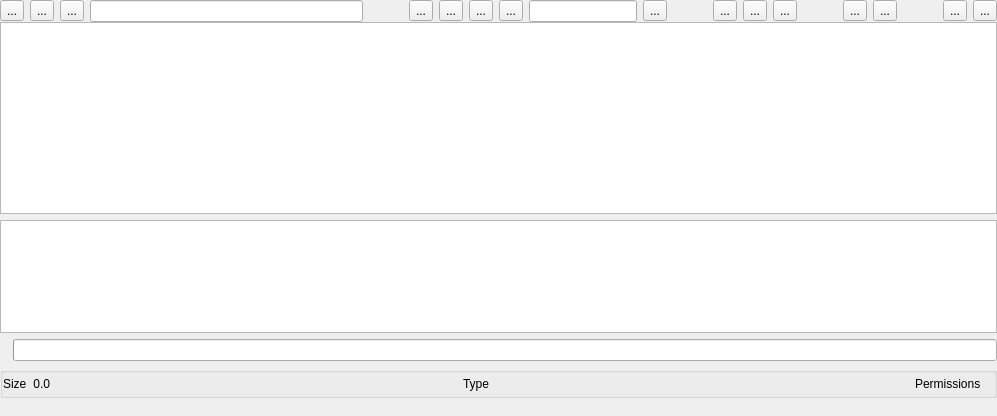
OpenFairWind/FairWindSK, file ui/mydata/Files.ui: the form before one commit.
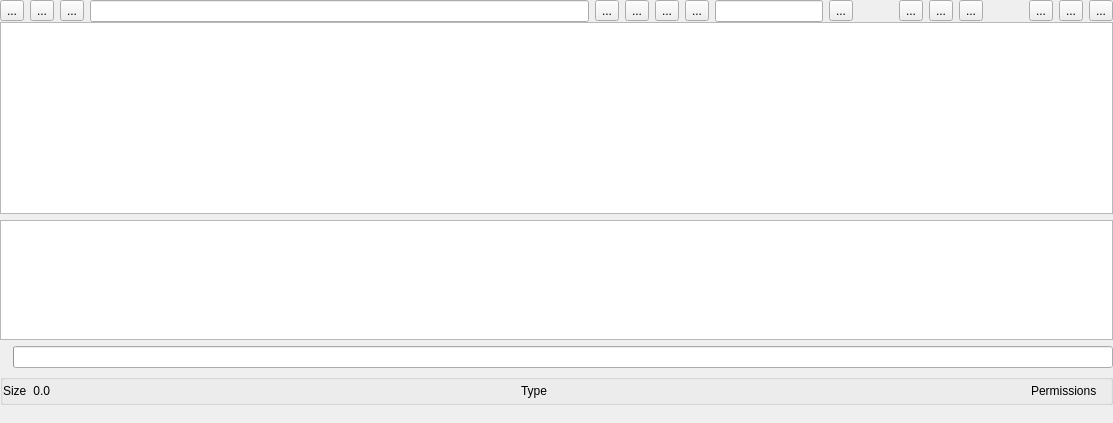
The form after the commit. Icons and pictures are not drawn.

Commit message: Bigger icons

The edit to the form file:
```diff
--- a/ui/mydata/Files.ui
+++ b/ui/mydata/Files.ui
@@ -6,8 +6,8 @@
    <rect>
     <x>0</x>
     <y>0</y>
-    <width>997</width>
-    <height>416</height>
+    <width>1113</width>
+    <height>423</height>
    </rect>
   </property>
   <property name="windowTitle">
@@ -90,19 +90,6 @@
         </property>
        </widget>
       </item>
-      <item>
-       <spacer name="horizontalSpacer_1">
-        <property name="orientation">
-         <enum>Qt::Orientation::Horizontal</enum>
-        </property>
-        <property name="sizeHint" stdset="0">
-         <size>
-          <width>40</width>
-          <height>20</height>
-         </size>
-        </property>
-       </spacer>
-      </item>
       <item>
        <widget class="QToolButton" name="toolButton_Filters">
         <property name="text">
@@ -112,6 +99,12 @@
          <iconset resource="../../resources.qrc">
           <normaloff>:/resources/svg/OpenBridge/filter.svg</normaloff>:/resources/svg/OpenBridge/filter.svg</iconset>
         </property>
+        <property name="iconSize">
+         <size>
+          <width>32</width>
+          <height>32</height>
+         </size>
+        </property>
        </widget>
       </item>
       <item>
@@ -123,6 +116,12 @@
          <iconset resource="../../resources.qrc">
           <normaloff>:/resources/svg/case-sensitive-svgrepo-com.svg</normaloff>:/resources/svg/case-sensitive-svgrepo-com.svg</iconset>
         </property>
+        <property name="iconSize">
+         <size>
+          <width>32</width>
+          <height>32</height>
+         </size>
+        </property>
         <property name="checkable">
          <bool>true</bool>
         </property>
@@ -138,6 +137,12 @@
           <normaloff>:/resources/svg/gui-view-show-svgrepo-com.svg</normaloff>
           <normalon>:/resources/svg/gui-view-hide-svgrepo-com.svg</normalon>:/resources/svg/gui-view-show-svgrepo-com.svg</iconset>
         </property>
+        <property name="iconSize">
+         <size>
+          <width>32</width>
+          <height>32</height>
+         </size>
+        </property>
         <property name="checkable">
          <bool>true</bool>
         </property>
@@ -148,6 +153,12 @@
         <property name="text">
          <string>...</string>
         </property>
+        <property name="iconSize">
+         <size>
+          <width>32</width>
+          <height>32</height>
+         </size>
+        </property>
         <property name="checkable">
          <bool>true</bool>
         </property>
@@ -165,6 +176,12 @@
          <iconset resource="../../resources.qrc">
           <normaloff>:/resources/svg/OpenBridge/search.svg</normaloff>:/resources/svg/OpenBridge/search.svg</iconset>
         </property>
+        <property name="iconSize">
+         <size>
+          <width>32</width>
+          <height>32</height>
+         </size>
+        </property>
        </widget>
       </item>
       <item>
@@ -189,6 +206,12 @@
          <iconset resource="../../resources.qrc">
           <normaloff>:/resources/svg/OpenBridge/content-cut-google.svg</normaloff>:/resources/svg/OpenBridge/content-cut-google.svg</iconset>
         </property>
+        <property name="iconSize">
+         <size>
+          <width>32</width>
+          <height>32</height>
+         </size>
+        </property>
        </widget>
       </item>
       <item>
@@ -200,6 +223,12 @@
          <iconset resource="../../resources.qrc">
           <normaloff>:/resources/svg/OpenBridge/content-copy-google.svg</normaloff>:/resources/svg/OpenBridge/content-copy-google.svg</iconset>
         </property>
+        <property name="iconSize">
+         <size>
+          <width>32</width>
+          <height>32</height>
+         </size>
+        </property>
        </widget>
       </item>
       <item>
@@ -211,6 +240,12 @@
          <iconset resource="../../resources.qrc">
           <normaloff>:/resources/svg/OpenBridge/content-paste-google.svg</normaloff>:/resources/svg/OpenBridge/content-paste-google.svg</iconset>
         </property>
+        <property name="iconSize">
+         <size>
+          <width>32</width>
+          <height>32</height>
+         </size>
+        </property>
        </widget>
       </item>
       <item>
@@ -235,6 +270,12 @@
          <iconset resource="../../resources.qrc">
           <normaloff>:/resources/svg/rename-svgrepo-com.svg</normaloff>:/resources/svg/rename-svgrepo-com.svg</iconset>
         </property>
+        <property name="iconSize">
+         <size>
+          <width>32</width>
+          <height>32</height>
+         </size>
+        </property>
        </widget>
       </item>
       <item>
@@ -246,20 +287,13 @@
          <iconset resource="../../resources.qrc">
           <normaloff>:/resources/svg/OpenBridge/delete-google.svg</normaloff>:/resources/svg/OpenBridge/delete-google.svg</iconset>
         </property>
-       </widget>
-      </item>
-      <item>
-       <spacer name="horizontalSpacer_4">
-        <property name="orientation">
-         <enum>Qt::Orientation::Horizontal</enum>
-        </property>
-        <property name="sizeHint" stdset="0">
+        <property name="iconSize">
          <size>
-          <width>40</width>
-          <height>20</height>
+          <width>32</width>
+          <height>32</height>
          </size>
         </property>
-       </spacer>
+       </widget>
       </item>
       <item>
        <widget class="QToolButton" name="toolButton_NewFolder">
@@ -270,12 +304,11 @@
          <iconset resource="../../resources.qrc">
           <normaloff>:/resources/svg/OpenBridge/widget-add-google.svg</normaloff>:/resources/svg/OpenBridge/widget-add-google.svg</iconset>
         </property>
-       </widget>
-      </item>
-      <item>
-       <widget class="QToolButton" name="toolButton_NewFile">
-        <property name="text">
-         <string>...</string>
+        <property name="iconSize">
+         <size>
+          <width>32</width>
+          <height>32</height>
+         </size>
         </property>
        </widget>
       </item>
```
Left out of the diff: 18 changed lines with no effect on the pictures. The commit also changes 3 other files.
